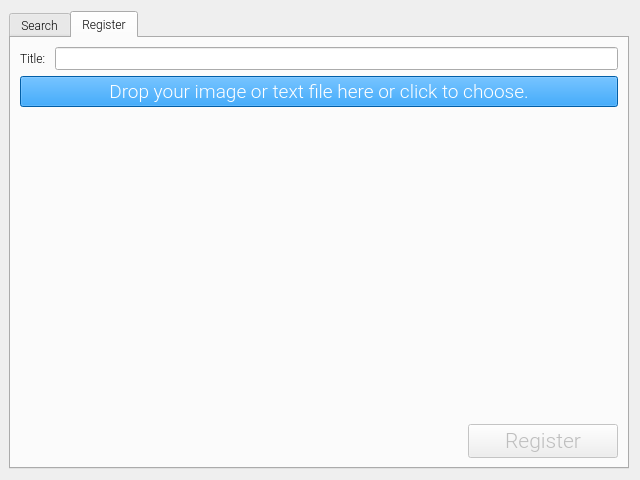
Qt form app/ui/iscc.ui (coblo/gui-demo) before a commit.
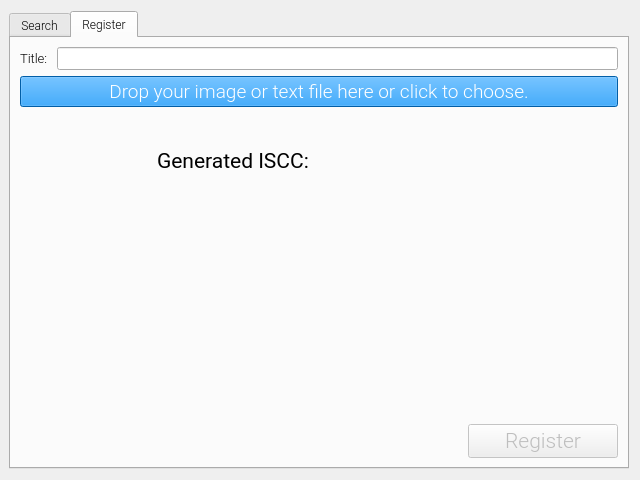
The same form after that commit. The open tabs and pages were chosen to show the change.

Commit message:
Add iscc lib (wip)
Add functionality to generate iscc

Diff of the .ui file:
```diff
--- a/app/ui/iscc.ui
+++ b/app/ui/iscc.ui
@@ -101,6 +101,11 @@
           </property>
           <item>
            <widget class="QLabel" name="label_title">
+            <property name="font">
+             <font>
+              <pointsize>10</pointsize>
+             </font>
+            </property>
             <property name="layoutDirection">
              <enum>Qt::RightToLeft</enum>
             </property>
@@ -137,6 +142,108 @@
          </property>
         </widget>
        </item>
+       <item>
+        <widget class="QWidget" name="widget_generated_iscc" native="true">
+         <property name="styleSheet">
+          <string notr="true"/>
+         </property>
+         <layout class="QHBoxLayout" name="horizontalLayout_4" stretch="0,1">
+          <property name="spacing">
+           <number>9</number>
+          </property>
+          <property name="leftMargin">
+           <number>0</number>
+          </property>
+          <property name="topMargin">
+           <number>0</number>
+          </property>
+          <property name="rightMargin">
+           <number>0</number>
+          </property>
+          <property name="bottomMargin">
+           <number>0</number>
+          </property>
+          <item>
+           <widget class="QLabel" name="label_qr">
+            <property name="sizePolicy">
+             <sizepolicy hsizetype="Preferred" vsizetype="Preferred">
+              <horstretch>0</horstretch>
+              <verstretch>0</verstretch>
+             </sizepolicy>
+            </property>
+            <property name="minimumSize">
+             <size>
+              <width>128</width>
+              <height>128</height>
+             </size>
+            </property>
+            <property name="maximumSize">
+             <size>
+              <width>128</width>
+              <height>128</height>
+             </size>
+            </property>
+            <property name="styleSheet">
+             <string notr="true"/>
+            </property>
+            <property name="text">
+             <string/>
+            </property>
+           </widget>
+          </item>
+          <item>
+           <widget class="QWidget" name="widget_generated_iscc_text" native="true">
+            <layout class="QVBoxLayout" name="verticalLayout_4" stretch="0,0">
+             <property name="leftMargin">
+              <number>0</number>
+             </property>
+             <property name="topMargin">
+              <number>0</number>
+             </property>
+             <property name="rightMargin">
+              <number>0</number>
+             </property>
+             <property name="bottomMargin">
+              <number>0</number>
+             </property>
+             <item>
+              <widget class="QLabel" name="label_iscc_title">
+               <property name="font">
+                <font>
+                 <family>Roboto</family>
+                 <pointsize>16</pointsize>
+                </font>
+               </property>
+               <property name="text">
+                <string>Generated ISCC:</string>
+               </property>
+               <property name="alignment">
+                <set>Qt::AlignBottom|Qt::AlignLeading|Qt::AlignLeft</set>
+               </property>
+              </widget>
+             </item>
+             <item>
+              <widget class="QLabel" name="label_iscc">
+               <property name="font">
+                <font>
+                 <family>Roboto Light</family>
+                 <pointsize>8</pointsize>
+                </font>
+               </property>
+               <property name="text">
+                <string/>
+               </property>
+               <property name="alignment">
+                <set>Qt::AlignLeading|Qt::AlignLeft|Qt::AlignTop</set>
+               </property>
+              </widget>
+             </item>
+            </layout>
+           </widget>
+          </item>
+         </layout>
+        </widget>
+       </item>
        <item>
         <spacer name="verticalSpacer">
          <property name="orientation">
```
Left out of the diff: 2 changed lines with no effect on the pictures. The commit also changes 2 other files.
